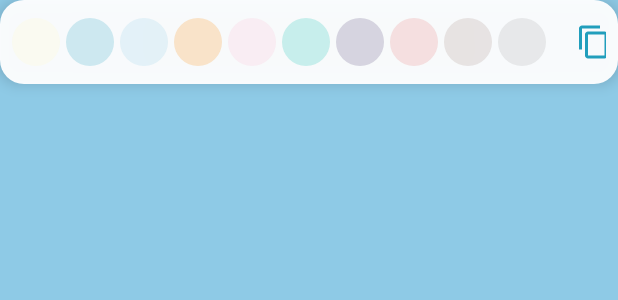
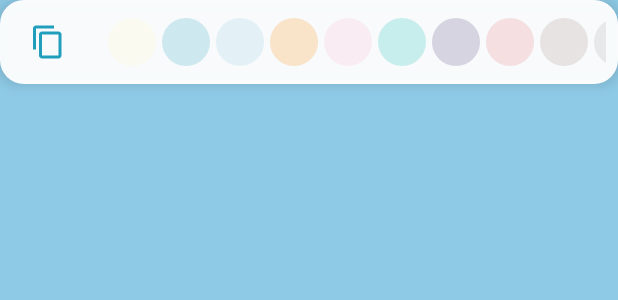
Before and after one commit to gaboLectric/NutriKnowledge, an Android app: the layout highlight_action_bar.xml on its own in the app's theme, with its tools: preview values and no code run, on a phone screen of 412 x 824 dp. Shown: the top 300 px of the screen. Run offline under Robolectric (Android 15) with nearby library versions, the phone set to English and light mode, and no system bars.

Commit message:
Menu de subrayado corregido par copiar texto

```diff
--- a/app/src/main/res/layout/highlight_action_bar.xml
+++ b/app/src/main/res/layout/highlight_action_bar.xml
@@ -9,6 +9,27 @@
     android:gravity="center_vertical"
     android:elevation="6dp">
 
+    <!-- Copy icon always visible -->
+    <ImageButton
+        android:id="@+id/btn_copy"
+        android:layout_width="48dp"
+        android:layout_height="48dp"
+        android:background="@android:color/transparent"
+        android:src="@drawable/ic_copy"
+        android:contentDescription="@string/copy"
+        android:tint="@color/blue_green"
+        android:layout_marginEnd="16dp" />
+
+    <!-- Horizontal scroll for color circles -->
+    <HorizontalScrollView
+        android:layout_width="wrap_content"
+        android:layout_height="wrap_content"
+        android:fillViewport="true"
+        android:scrollbars="none">
+        <LinearLayout
+            android:layout_width="wrap_content"
+            android:layout_height="wrap_content"
+            android:orientation="horizontal">
             <!-- 10 color circles -->
             <View android:id="@+id/color_yellow" android:layout_width="32dp" android:layout_height="32dp" android:layout_marginEnd="4dp" android:background="@drawable/circle_yellow" />
             <View android:id="@+id/color_green" android:layout_width="32dp" android:layout_height="32dp" android:layout_marginEnd="4dp" android:background="@drawable/circle_green" />
@@ -20,15 +41,7 @@
             <View android:id="@+id/color_red" android:layout_width="32dp" android:layout_height="32dp" android:layout_marginEnd="4dp" android:background="@drawable/circle_red" />
             <View android:id="@+id/color_brown" android:layout_width="32dp" android:layout_height="32dp" android:layout_marginEnd="4dp" android:background="@drawable/circle_brown" />
             <View android:id="@+id/color_gray" android:layout_width="32dp" android:layout_height="32dp" android:layout_marginEnd="12dp" android:background="@drawable/circle_gray" />
-
-    <!-- Copy icon -->
-    <ImageButton
-        android:id="@+id/btn_copy"
-        android:layout_width="40dp"
-        android:layout_height="40dp"
-        android:background="@android:color/transparent"
-        android:src="@drawable/ic_copy"
-        android:contentDescription="@string/copy"
-        android:tint="@color/blue_green" />
+        </LinearLayout>
+    </HorizontalScrollView>
 
 </LinearLayout>
```
Lines whose indentation alone changed are shown as unchanged.
